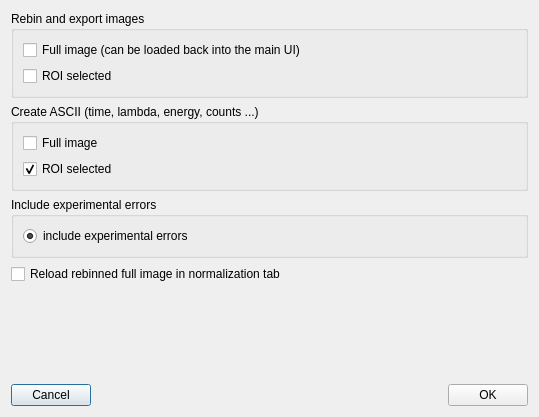
The window that src/ibeatles/ui/ui_tof_bin_export.ui (ornlneutronimaging/iBeatles) describes before a commit, drawn with Qt 5.
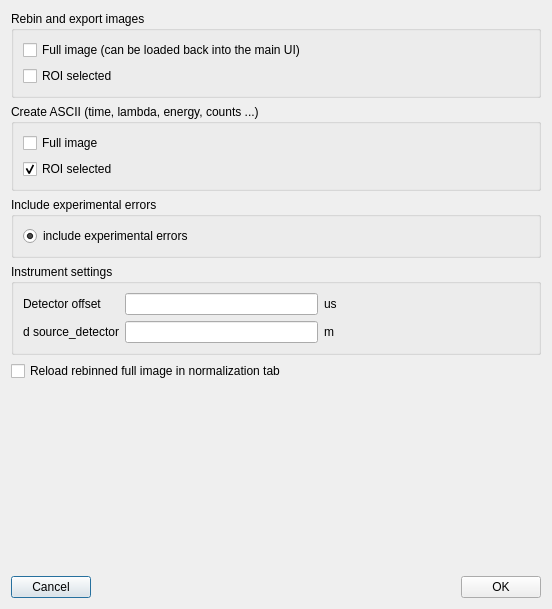
The same window after the commit.

Commit message: Fixed the value of the energy range. Improved input of detector offset. this refs #325

Patch:
```diff
--- a/src/ibeatles/ui/ui_tof_bin_export.ui
+++ b/src/ibeatles/ui/ui_tof_bin_export.ui
@@ -9,8 +9,8 @@
    <rect>
     <x>0</x>
     <y>0</y>
-    <width>539</width>
-    <height>417</height>
+    <width>552</width>
+    <height>609</height>
    </rect>
   </property>
   <property name="windowTitle">
@@ -88,6 +88,75 @@
      </layout>
     </widget>
    </item>
+   <item>
+    <widget class="QGroupBox" name="groupBox_4">
+     <property name="title">
+      <string>Instrument settings</string>
+     </property>
+     <layout class="QGridLayout" name="gridLayout">
+      <item row="0" column="0">
+       <widget class="QLabel" name="detector_offset_label">
+        <property name="text">
+         <string>Detector offset</string>
+        </property>
+       </widget>
+      </item>
+      <item row="0" column="1">
+       <widget class="QLineEdit" name="detector_offset_value"/>
+      </item>
+      <item row="0" column="2">
+       <widget class="QLabel" name="detector_offset_units">
+        <property name="text">
+         <string>us</string>
+        </property>
+       </widget>
+      </item>
+      <item row="0" column="3">
+       <spacer name="horizontalSpacer_2">
+        <property name="orientation">
+         <enum>Qt::Horizontal</enum>
+        </property>
+        <property name="sizeHint" stdset="0">
+         <size>
+          <width>191</width>
+          <height>20</height>
+         </size>
+        </property>
+       </spacer>
+      </item>
+      <item row="1" column="0">
+       <widget class="QLabel" name="distance_source_detector_label">
+        <property name="text">
+         <string>d source_detector</string>
+        </property>
+       </widget>
+      </item>
+      <item row="1" column="1">
+       <widget class="QLineEdit" name="distance_source_detector_value"/>
+      </item>
+      <item row="1" column="2">
+       <widget class="QLabel" name="distance_source_detector_units">
+        <property name="text">
+         <string>m</string>
+        </property>
+       </widget>
+      </item>
+      <item row="1" column="3">
+       <spacer name="horizontalSpacer_3">
+        <property name="orientation">
+         <enum>Qt::Horizontal</enum>
+        </property>
+        <property name="sizeHint" stdset="0">
+         <size>
+          <width>40</width>
+          <height>20</height>
+         </size>
+        </property>
+       </spacer>
+      </item>
+     </layout>
+    </widget>
+   </item>
    <item>
     <widget class="QCheckBox" name="reload_full_image_checkBox">
      <property name="text">
@@ -103,7 +172,7 @@
      <property name="sizeHint" stdset="0">
       <size>
        <width>20</width>
-       <height>74</height>
+       <height>40</height>
       </size>
      </property>
     </spacer>
```
The commit also changes 1 other file.
